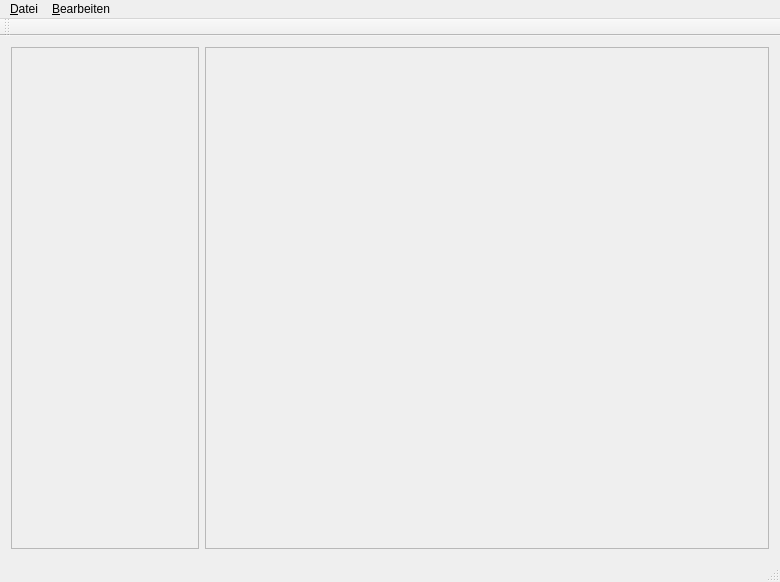
Old version of the form mainwindow.ui in the repository JackLeEmmerdeur/knfancurve.
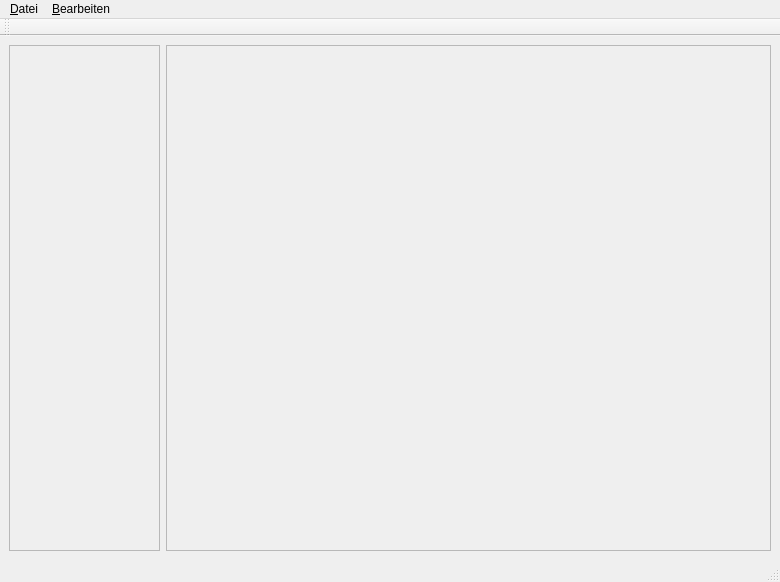
New version of the form.

Commit message: Charts, Categories, Layout, nvidia-smi

```diff
--- a/mainwindow.ui
+++ b/mainwindow.ui
@@ -14,7 +14,19 @@
    <string>MainWindow</string>
   </property>
   <widget class="QWidget" name="centralWidget">
-   <layout class="QHBoxLayout" name="horizontalLayout">
+   <layout class="QHBoxLayout" name="horizontalLayout" stretch="1,4">
+    <property name="leftMargin">
+     <number>9</number>
+    </property>
+    <property name="topMargin">
+     <number>9</number>
+    </property>
+    <property name="rightMargin">
+     <number>9</number>
+    </property>
+    <property name="bottomMargin">
+     <number>9</number>
+    </property>
     <item>
      <widget class="QFrame" name="categoriesFrame">
       <property name="sizePolicy">
@@ -46,6 +58,18 @@
        <enum>QFrame::Raised</enum>
       </property>
       <layout class="QVBoxLayout" name="verticalLayout_2">
+       <property name="leftMargin">
+        <number>0</number>
+       </property>
+       <property name="topMargin">
+        <number>0</number>
+       </property>
+       <property name="rightMargin">
+        <number>0</number>
+       </property>
+       <property name="bottomMargin">
+        <number>0</number>
+       </property>
        <item>
         <layout class="QVBoxLayout" name="contentLayout"/>
        </item>
```
The commit also changes 9 other files.
